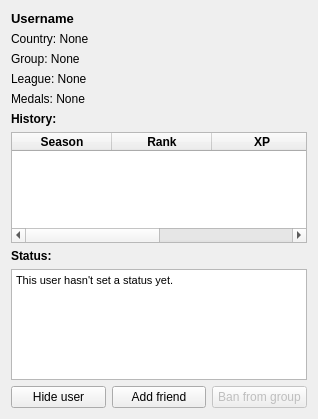
Above: designer/user_info.ui from ThoreBor/Anki_Leaderboard before the change. Below: the same form after it.
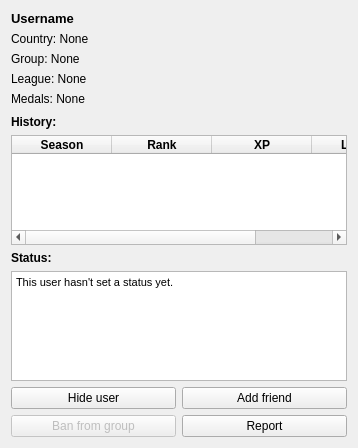
That is the form after the change. Icons and pictures are not drawn.

Commit message: report, update licence

Diff of the .ui file:
```diff
--- a/designer/user_info.ui
+++ b/designer/user_info.ui
@@ -9,8 +9,8 @@
    <rect>
     <x>0</x>
     <y>0</y>
-    <width>318</width>
-    <height>419</height>
+    <width>358</width>
+    <height>448</height>
    </rect>
   </property>
   <property name="windowTitle">
@@ -23,31 +23,64 @@
   <layout class="QGridLayout" name="gridLayout_2">
    <item row="0" column="0">
     <layout class="QGridLayout" name="gridLayout">
-     <item row="2" column="0">
-      <widget class="QLabel" name="group_label">
+     <item row="0" column="0">
+      <widget class="QLabel" name="username_label">
        <property name="font">
         <font>
+         <pointsize>10</pointsize>
+         <weight>75</weight>
+         <bold>true</bold>
+        </font>
+       </property>
+       <property name="text">
+        <string>Username</string>
+       </property>
+      </widget>
+     </item>
+     <item row="4" column="0">
+      <widget class="QLabel" name="medals_label">
+       <property name="font">
+        <font>
          <pointsize>9</pointsize>
         </font>
        </property>
        <property name="text">
-        <string>Group: None</string>
+        <string>Medals: None</string>
        </property>
       </widget>
      </item>
-     <item row="3" column="0">
-      <widget class="QLabel" name="league_label">
+     <item row="9" column="0" colspan="2">
+      <widget class="QTextBrowser" name="status_message">
        <property name="font">
         <font>
+         <pointsize>8</pointsize>
+        </font>
+       </property>
+       <property name="html">
+        <string>&lt;!DOCTYPE HTML PUBLIC &quot;-//W3C//DTD HTML 4.0//EN&quot; &quot;http://www.w3.org/TR/REC-html40/strict.dtd&quot;&gt;
+&lt;html&gt;&lt;head&gt;&lt;meta name=&quot;qrichtext&quot; content=&quot;1&quot; /&gt;&lt;style type=&quot;text/css&quot;&gt;
+p, li { white-space: pre-wrap; }
+&lt;/style&gt;&lt;/head&gt;&lt;body style=&quot; font-family:'MS Shell Dlg 2'; font-size:8pt; font-weight:400; font-style:normal;&quot;&gt;
+&lt;p style=&quot; margin-top:12px; margin-bottom:12px; margin-left:0px; margin-right:0px; -qt-block-indent:0; text-indent:0px;&quot;&gt;This user hasn't set a status yet.&lt;/p&gt;&lt;/body&gt;&lt;/html&gt;</string>
+       </property>
+       <property name="openExternalLinks">
+        <bool>true</bool>
+       </property>
+      </widget>
+     </item>
+     <item row="1" column="0">
+      <widget class="QLabel" name="country_label">
+       <property name="font">
+        <font>
          <pointsize>9</pointsize>
         </font>
        </property>
        <property name="text">
-        <string>League: None</string>
+        <string>Country: None</string>
        </property>
       </widget>
      </item>
-     <item row="5" column="0">
+     <item row="6" column="0">
       <widget class="QLabel" name="histor_label">
        <property name="font">
         <font>
@@ -61,7 +94,7 @@
        </property>
       </widget>
      </item>
-     <item row="7" column="0">
+     <item row="8" column="0">
       <widget class="QLabel" name="label">
        <property name="font">
         <font>
@@ -75,7 +108,41 @@
        </property>
       </widget>
      </item>
-     <item row="6" column="0">
+     <item row="11" column="1">
+      <widget class="QPushButton" name="reportUser">
+       <property name="text">
+        <string>Report</string>
+       </property>
+       <property name="autoDefault">
+        <bool>false</bool>
+       </property>
+      </widget>
+     </item>
+     <item row="3" column="0">
+      <widget class="QLabel" name="league_label">
+       <property name="font">
+        <font>
+         <pointsize>9</pointsize>
+        </font>
+       </property>
+       <property name="text">
+        <string>League: None</string>
+       </property>
+      </widget>
+     </item>
+     <item row="2" column="0">
+      <widget class="QLabel" name="group_label">
+       <property name="font">
+        <font>
+         <pointsize>9</pointsize>
+        </font>
+       </property>
+       <property name="text">
+        <string>Group: None</string>
+       </property>
+      </widget>
+     </item>
+     <item row="7" column="0" colspan="2">
       <widget class="QTableWidget" name="history">
        <property name="editTriggers">
         <set>QAbstractItemView::NoEditTriggers</set>
@@ -135,99 +202,54 @@
        </column>
       </widget>
      </item>
-     <item row="9" column="0">
-      <layout class="QHBoxLayout" name="horizontalLayout">
-       <item>
-        <widget class="QPushButton" name="hideUser">
-         <property name="text">
-          <string>Hide user</string>
-         </property>
-         <property name="autoDefault">
-          <bool>false</bool>
-         </property>
-        </widget>
-       </item>
-       <item>
-        <widget class="QPushButton" name="addFriend">
-         <property name="text">
-          <string>Add friend</string>
-         </property>
-         <property name="autoDefault">
-          <bool>false</bool>
-         </property>
-        </widget>
-       </item>
-       <item>
-        <widget class="QPushButton" name="banUser">
-         <property name="enabled">
-          <bool>false</bool>
-         </property>
-         <property name="text">
-          <string>Ban from group</string>
-         </property>
-         <property name="autoDefault">
-          <bool>false</bool>
-         </property>
-        </widget>
-       </item>
-      </layout>
-     </item>
-     <item row="0" column="0">
-      <widget class="QLabel" name="username_label">
-       <property name="font">
-        <font>
-         <pointsize>10</pointsize>
-         <weight>75</weight>
-         <bold>true</bold>
-        </font>
+     <item row="11" column="0">
+      <widget class="QPushButton" name="banUser">
+       <property name="enabled">
+        <bool>false</bool>
        </property>
        <property name="text">
-        <string>Username</string>
+        <string>Ban from group</string>
        </property>
+       <property name="autoDefault">
+        <bool>false</bool>
+       </property>
       </widget>
      </item>
-     <item row="1" column="0">
-      <widget class="QLabel" name="country_label">
-       <property name="font">
-        <font>
-         <pointsize>9</pointsize>
-        </font>
-       </property>
+     <item row="10" column="1">
+      <widget class="QPushButton" name="addFriend">
        <property name="text">
-        <string>Country: None</string>
+        <string>Add friend</string>
        </property>
+       <property name="autoDefault">
+        <bool>false</bool>
+       </property>
       </widget>
      </item>
-     <item row="8" column="0">
-      <widget class="QTextBrowser" name="status_message">
-       <property name="font">
-        <font>
-         <pointsize>8</pointsize>
-        </font>
+     <item row="10" column="0">
+      <widget class="QPushButton" name="hideUser">
+       <property name="text">
+        <string>Hide user</string>
        </property>
-       <property name="html">
-        <string>&lt;!DOCTYPE HTML PUBLIC &quot;-//W3C//DTD HTML 4.0//EN&quot; &quot;http://www.w3.org/TR/REC-html40/strict.dtd&quot;&gt;
-&lt;html&gt;&lt;head&gt;&lt;meta name=&quot;qrichtext&quot; content=&quot;1&quot; /&gt;&lt;style type=&quot;text/css&quot;&gt;
-p, li { white-space: pre-wrap; }
-&lt;/style&gt;&lt;/head&gt;&lt;body style=&quot; font-family:'MS Shell Dlg 2'; font-size:8pt; font-weight:400; font-style:normal;&quot;&gt;
-&lt;p style=&quot; margin-top:12px; margin-bottom:12px; margin-left:0px; margin-right:0px; -qt-block-indent:0; text-indent:0px;&quot;&gt;This user hasn't set a status yet.&lt;/p&gt;&lt;/body&gt;&lt;/html&gt;</string>
+       <property name="autoDefault">
+        <bool>false</bool>
        </property>
-       <property name="openExternalLinks">
-        <bool>true</bool>
-       </property>
       </widget>
      </item>
-     <item row="4" column="0">
-      <widget class="QLabel" name="medals_label">
-       <property name="font">
-        <font>
-         <pointsize>9</pointsize>
-        </font>
+     <item row="5" column="0" colspan="2">
+      <spacer name="verticalSpacer">
+       <property name="orientation">
+        <enum>Qt::Vertical</enum>
        </property>
-       <property name="text">
-        <string>Medals: None</string>
+       <property name="sizeType">
+        <enum>QSizePolicy::MinimumExpanding</enum>
        </property>
-      </widget>
+       <property name="sizeHint" stdset="0">
+        <size>
+         <width>0</width>
+         <height>3</height>
+        </size>
+       </property>
+      </spacer>
      </item>
     </layout>
    </item>
```
Left out of the diff: 8 changed lines with no effect on the pictures. The commit also changes 9 other files.
